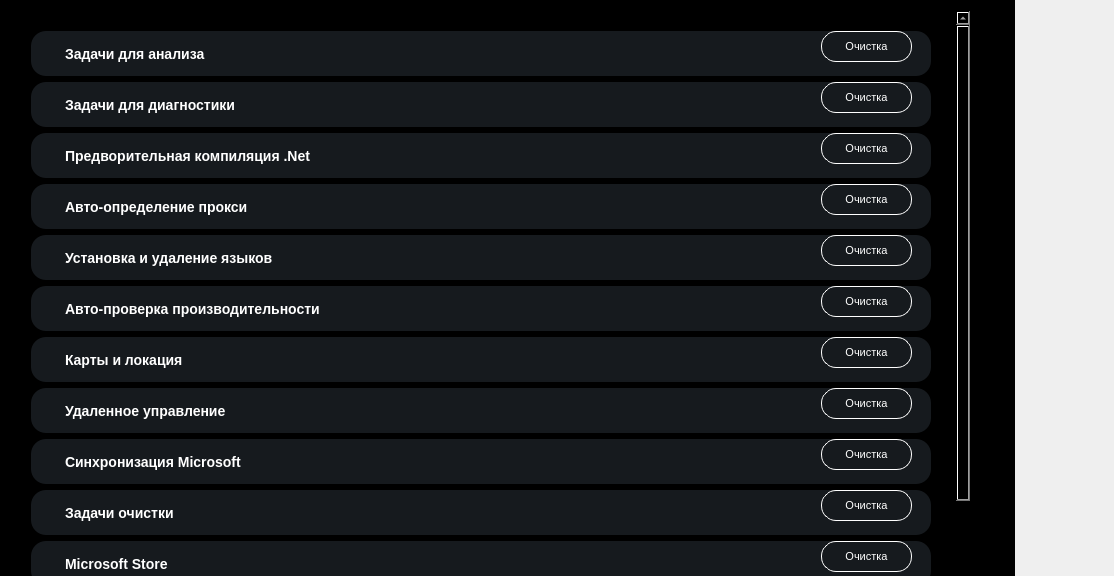
First picture: the form in SettingsWidjets/Task.ui, repository zoomprog/ZoomDesctop, before the edit.
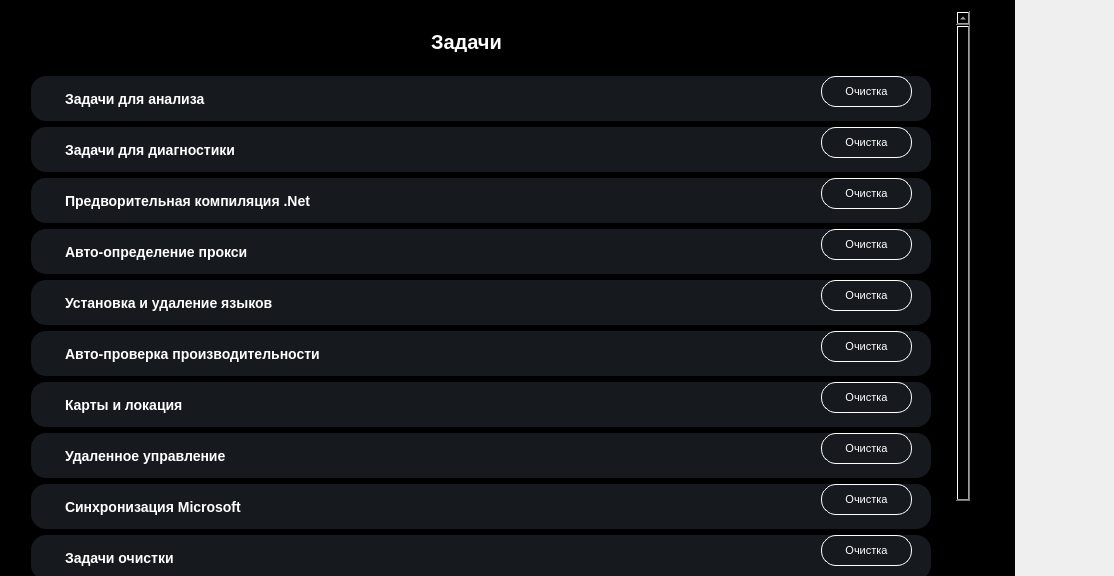
Second picture: the form after the edit.

Diff of the .ui file:
```diff
--- a/SettingsWidjets/Task.ui
+++ b/SettingsWidjets/Task.ui
@@ -124,9 +124,9 @@
       <property name="geometry">
        <rect>
         <x>10</x>
-        <y>10</y>
+        <y>55</y>
         <width>920</width>
-        <height>626</height>
+        <height>581</height>
        </rect>
       </property>
       <property name="frameShape">
@@ -2056,6 +2056,27 @@
        </layout>
       </widget>
      </widget>
+     <widget class="QLabel" name="label">
+      <property name="geometry">
+       <rect>
+        <x>420</x>
+        <y>20</y>
+        <width>81</width>
+        <height>21</height>
+       </rect>
+      </property>
+      <property name="styleSheet">
+       <string notr="true">QLabel {
+    font-family: 'Arial'; /* Замените на нужное семейство шрифтов */
+    font-size: 20px; /* Замените на нужный размер шрифта */
+    color: white; /* Замените на нужный цвет текста */
+    font-weight: bold; /* Для жирного текста */
+}</string>
+      </property>
+      <property name="text">
+       <string>Задачи</string>
+      </property>
+     </widget>
     </widget>
    </widget>
   </widget>
```
